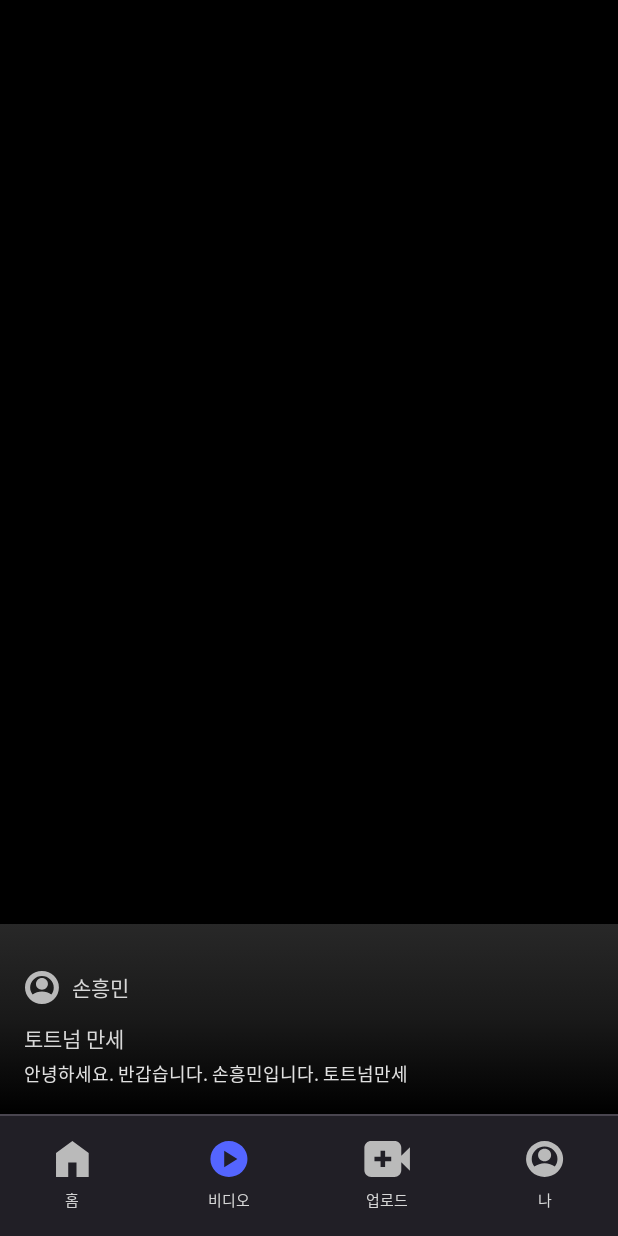
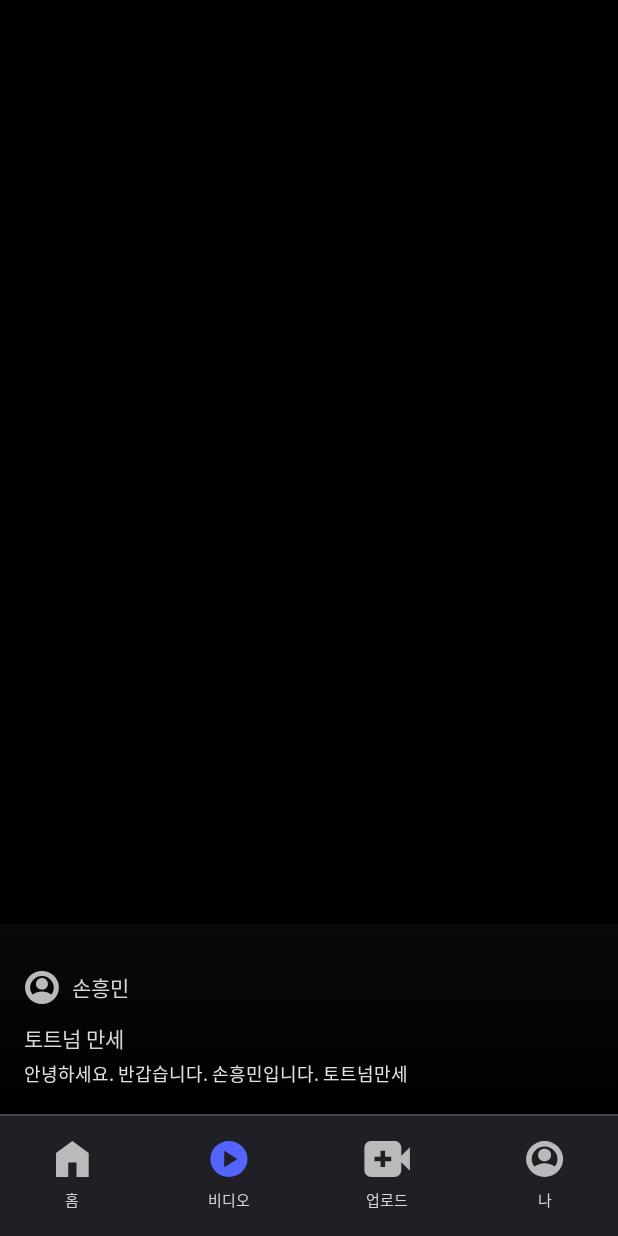
Before and after one commit to boostcampwm2023/and03_movemove, an Android app built with Jetpack Compose: the screen it shows after launch (MainActivity), item 2 of the bottom bar chosen, on a phone screen of 412 x 824 dp. Run offline under Robolectric (Android 15) with nearby library versions, the phone set to English and light mode, and no system bars; our stand-ins replace Dagger/Hilt's generated code; Roboto replaces fonts that are not available here.

Commit message:
feat: 하단 컨텐츠 투명도 적용

```diff
--- a/client/presentation/src/main/java/com/everyone/movemove_android/ui/main/watching_video/WatchingVideoScreen.kt
+++ b/client/presentation/src/main/java/com/everyone/movemove_android/ui/main/watching_video/WatchingVideoScreen.kt
@@ -119,6 +119,7 @@ fun MoveMoveFooter() {
         Modifier
             .fillMaxWidth()
             .background(
+                alpha = 0.2f,
                 brush = Brush.verticalGradient(
                     // TODO 임시 색상 논의 필요
                     colors = listOf(
```
